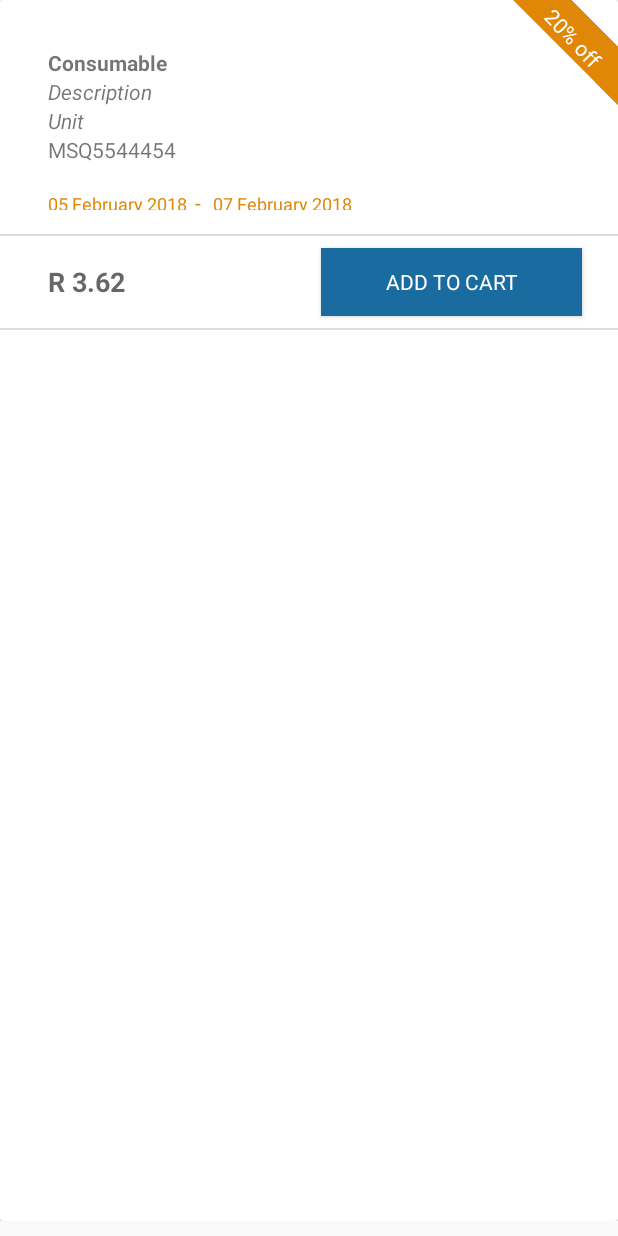
After one commit to TingaZack/AkaciaMedical, an Android app: the layout new_promotion_layout.xml on its own in the app's theme, with its tools: preview values and no code run, on a phone screen of 412 x 824 dp. The commit adds this screen. Run offline under Robolectric (Android 15) with nearby library versions, the phone set to English and light mode, and no system bars.

```diff
--- a/app/src/main/java/com/android/msqhealthpoc1/activities/WelcomeSetupActivity.java
+++ b/app/src/main/java/com/android/msqhealthpoc1/activities/WelcomeSetupActivity.java
@@ -83,6 +83,18 @@ public class WelcomeSetupActivity extends AppCompatActivity {
                 mDatabasePractice = FirebaseDatabase.getInstance().getReference().child("doctors_practice_numbers");
                 mUsersDatabase = FirebaseDatabase.getInstance().getReference().child("users").child(mAuth.getCurrentUser().getUid());
 
+                mUsersDatabase.addValueEventListener(new ValueEventListener() {
+                    @Override
+                    public void onDataChange(DataSnapshot dataSnapshot) {
+                        dataSnapshot.child("Practice_Number").getValue();
+                    }
+
+                    @Override
+                    public void onCancelled(DatabaseError databaseError) {
+
+                    }
+                });
+
                 checkEmailVerification();
                 checkIfUserExist();
 
@@ -106,10 +118,24 @@ public class WelcomeSetupActivity extends AppCompatActivity {
                             progressDialog.setCancelable(false);
                             progressDialog.show();
 
+                            mUsersDatabase.addValueEventListener(new ValueEventListener() {
+                                @Override
+                                public void onDataChange(DataSnapshot dataSnapshot) {
+                                    dataSnapshot.child("Practice_Number").getValue();
+                                }
+
+                                @Override
+                                public void onCancelled(DatabaseError databaseError) {
+
+                                }
+                            });
+
                             query.addValueEventListener(new ValueEventListener() {
                                 @Override
                                 public void onDataChange(DataSnapshot dataSnapshot) {
                                     if (dataSnapshot.exists()) {
+
+
 
                                         for (DataSnapshot snapshot : dataSnapshot.getChildren()) {
                                             name = (String) snapshot.child("NAME").getValue();
@@ -149,6 +175,7 @@ public class WelcomeSetupActivity extends AppCompatActivity {
                                                                             if (task.isSuccessful()) {
 //                                                                                progressDialog.dismiss();
                                                                                 startActivity(new Intent(getApplicationContext(), MainActivity.class));
+                                                                                finish();
                                                                             }
                                                                         }
                                                                     });
--- a/app/src/main/java/com/android/msqhealthpoc1/adapters/PromotionalContentRecyclerViewAdapter.java
+++ b/app/src/main/java/com/android/msqhealthpoc1/adapters/PromotionalContentRecyclerViewAdapter.java
@@ -71,6 +71,30 @@ public class PromotionalContentRecyclerViewAdapter extends RecyclerView.Adapter<
         Glide.with(activity).load(mValues.get(position).trueImageUrl).into(holder.mProductImage);
 
         final FirebaseUser user = FirebaseAuth.getInstance().getCurrentUser();
+        if (user != null) {
+            DatabaseReference mCheckReference = FirebaseDatabase.getInstance().getReference().child("users").child(user.getUid()).child("cart");
+            mCheckReference.child("cart-items").child(mValues.get(position).getCode()).addValueEventListener(new ValueEventListener() {
+                @Override
+                public void onDataChange(DataSnapshot dataSnapshot) {
+                    if (dataSnapshot.exists()) {
+                        for (DataSnapshot snapShot : dataSnapshot.getChildren()) {
+                            System.out.println("EXIST");
+                            holder.btnAddToCart.setAlpha(.5f);
+                            holder.btnAddToCart.setClickable(false);
+                            holder.btnAddToCart.setEnabled(false);
+                        }
+                    } else if (!dataSnapshot.exists()) {
+                        System.out.println("EXIST NOT");
+                        holder.btnAddToCart.setEnabled(true);
+                    }
+                }
+
+                @Override
+                public void onCancelled(DatabaseError databaseError) {
+
+                }
+            });
+
 
             DatabaseReference mDatabaseReference = FirebaseDatabase.getInstance().getReference().child("users").child(user.getUid()).child("cart").child("cart-items").child(mValues.get(position).code);
 
@@ -81,6 +105,9 @@ public class PromotionalContentRecyclerViewAdapter extends RecyclerView.Adapter<
                         holder.btnAddToCart.setOnClickListener(new View.OnClickListener() {
                             @Override
                             public void onClick(View v) {
+//
+//                                holder.mQuantity.setText(String.valueOf(1));
+
                                 if (holder.mQuantity.getText().toString() == "") {
                                     holder.mQuantity.setError("Please add quantity...");
                                     return;
@@ -112,12 +139,14 @@ public class PromotionalContentRecyclerViewAdapter extends RecyclerView.Adapter<
                                         }
                                     }
                                 });
+                                Toast.makeText(activity, "The First one", Toast.LENGTH_SHORT).show();
                             }
                         });
                     } else {
                         holder.btnAddToCart.setOnClickListener(new View.OnClickListener() {
                             @Override
                             public void onClick(View v) {
+//                                holder.mQuantity.setText(String.valueOf(1));
                                 if (holder.mQuantity.getText().toString() == "") {
                                     holder.mQuantity.setError("Please add quantity...");
                                     return;
@@ -157,6 +186,7 @@ public class PromotionalContentRecyclerViewAdapter extends RecyclerView.Adapter<
                                             }
                                         }
                                     });
+                                    Toast.makeText(activity, "The Second one", Toast.LENGTH_SHORT).show();
                                 } else if (!isNetworkAvailable()) {
                                     Snackbar snack = Snackbar.make(holder.mRelativeLayout, "No Connection Available, please check your internet settings and try again.",
                                             Snackbar.LENGTH_INDEFINITE).setDuration(1000);
@@ -169,6 +199,7 @@ public class PromotionalContentRecyclerViewAdapter extends RecyclerView.Adapter<
                                 }
                             }
                         });
+
                     }
                 }
 
@@ -180,6 +211,7 @@ public class PromotionalContentRecyclerViewAdapter extends RecyclerView.Adapter<
                     }
                 }
             });
+        }
 
     }
 
--- a/app/src/main/java/com/android/msqhealthpoc1/dialogs/CartDialogs.java
+++ b/app/src/main/java/com/android/msqhealthpoc1/dialogs/CartDialogs.java
@@ -95,11 +95,15 @@ public class CartDialogs extends DialogFragment {
                 public void onDataChange(final DataSnapshot dataSnapshot) {
                     double _amount = 0;
                     for (DataSnapshot snapshot : dataSnapshot.getChildren()) {
+                        try{
                         CartItem cartItem = new CartItem();
                         cartItem.setQuantity(Integer.parseInt(snapshot.child("quantity").getValue().toString()));
                         _amount = _amount + ((Double.parseDouble(String.valueOf(snapshot.child("product").child("price").getValue()))) * (Integer.parseInt(snapshot.child("quantity").getValue().toString())));
 
                         System.out.println("Amount is " + _amount);
+                    } catch (Exception e){
+                            e.getMessage();
+                        }
                     }
 
                     final double amount = _amount;
@@ -122,6 +126,7 @@ public class CartDialogs extends DialogFragment {
                             items.clear();
                             for (DataSnapshot snapshot : dataSnapshot.getChildren()) {
                                 //Create cart item and set initial values
+                                try {
                                     CartItem item = new CartItem();
                                     item.setQuantity(Integer.parseInt(String.valueOf((long) snapshot.child("quantity").getValue())));
                                     item.setOwner_id(uid);
@@ -140,6 +145,9 @@ public class CartDialogs extends DialogFragment {
                                         items.add(item);
                                     } else {
                                         System.out.println("No Item found");
+                                    }
+                                }catch (Exception e){
+                                    e.getMessage();
                                 }
                             }
 
--- a/app/src/main/res/layout/activity_profile.xml
+++ b/app/src/main/res/layout/activity_profile.xml
@@ -24,7 +24,7 @@
                 android:layout_width="match_parent"
                 android:layout_height="match_parent"
                 android:scaleType="centerCrop"
-                android:src="@drawable/msq_background"/>
+                android:src="@drawable/msq_background_recovered_first"/>
 
             <RelativeLayout
                 android:layout_width="120dp"
--- /dev/null
+++ b/app/src/main/res/layout/new_promotion_layout.xml
@@ -0,0 +1,205 @@
+<?xml version="1.0" encoding="utf-8"?>
+<RelativeLayout xmlns:android="http://schemas.android.com/apk/res/android"
+    android:layout_width="match_parent"
+    android:layout_height="wrap_content"
+    android:layout_marginBottom="10dp"
+    android:id="@+id/relative_layout"
+    android:orientation="vertical">
+
+
+    <android.support.v7.widget.CardView
+        android:layout_width="match_parent"
+        android:layout_height="match_parent">
+
+        <RelativeLayout
+            android:layout_width="match_parent"
+            android:layout_height="match_parent">
+
+            <ImageView
+                android:layout_width="70dp"
+                android:layout_height="70dp"
+                android:layout_alignParentRight="true"
+                android:src="@drawable/orange_ribbon_special" />
+
+            <TextView
+                android:id="@+id/tv_percentage"
+                android:layout_width="49dp"
+                android:layout_height="wrap_content"
+                android:layout_alignParentRight="true"
+                android:layout_marginRight="5dp"
+                android:layout_marginTop="15dp"
+                android:maxLines="1"
+                android:ellipsize="end"
+                android:gravity="center_horizontal"
+                android:rotation="46"
+                android:text="20% off"
+                android:textColor="@android:color/white" />
+
+            <LinearLayout
+                android:layout_width="match_parent"
+                android:layout_height="220dp"
+                android:orientation="vertical">
+
+                <LinearLayout
+                    android:layout_width="match_parent"
+                    android:layout_height="wrap_content"
+                    android:layout_margin="16dp"
+                    android:layout_weight="2">
+
+                    <de.hdodenhof.circleimageview.CircleImageView
+                        android:id="@+id/img_product"
+                        android:layout_width="100dp"
+                        android:layout_height="100dp"
+                        android:layout_gravity="center"
+                        android:src="@color/bg_screen1"
+                        android:visibility="gone"/>
+
+                    <LinearLayout
+                        android:layout_width="match_parent"
+                        android:layout_height="wrap_content"
+                        android:layout_gravity="center"
+                        android:layout_marginLeft="16dp"
+                        android:orientation="vertical">
+
+                        <TextView
+                            android:id="@+id/tv_consumable"
+                            android:layout_width="match_parent"
+                            android:layout_height="wrap_content"
+                            android:layout_marginTop="16dp"
+                            android:text="Consumable"
+                            android:textStyle="bold" />
+
+                        <TextView
+                            android:id="@+id/tv_description"
+                            android:layout_width="match_parent"
+                            android:layout_height="wrap_content"
+                            android:text="Description"
+                            android:textStyle="italic" />
+
+                        <TextView
+                            android:id="@+id/info_unit"
+                            android:layout_width="match_parent"
+                            android:layout_height="wrap_content"
+                            android:text="Unit"
+                            android:textStyle="italic" />
+
+                        <LinearLayout
+                            android:layout_width="match_parent"
+                            android:layout_height="wrap_content"
+                            android:orientation="horizontal">
+
+                            <TextView
+                                android:id="@+id/tv_code"
+                                android:layout_width="match_parent"
+                                android:layout_height="wrap_content"
+                                android:text="MSQ5544454"
+                                android:layout_weight="1"/>
+
+
+                        </LinearLayout>
+
+                        <LinearLayout
+                            android:layout_width="match_parent"
+                            android:layout_height="match_parent"
+                            android:layout_marginTop="16dp"
+                            android:orientation="horizontal">
+
+                            <TextView
+                                android:id="@+id/tv_start_date"
+                                android:layout_width="wrap_content"
+                                android:layout_height="wrap_content"
+                                android:text="05 February 2018"
+                                android:textColor="@color/colorAccent"
+                                android:textSize="12sp" />
+
+                            <TextView
+                                android:layout_width="wrap_content"
+                                android:layout_height="wrap_content"
+                                android:layout_marginLeft="5dp"
+                                android:layout_marginRight="8dp"
+                                android:textColor="@color/colorAccent"
+                                android:text="-" />
+
+                            <TextView
+                                android:id="@+id/tv_end_date"
+                                android:layout_width="wrap_content"
+                                android:layout_height="wrap_content"
+                                android:text="07 February 2018"
+                                android:textColor="@color/colorAccent"
+                                android:textSize="12sp" />
+
+                        </LinearLayout>
+
+                    </LinearLayout>
+
+                </LinearLayout>
+
+                <View
+                    android:layout_width="match_parent"
+                    android:layout_height="1dp"
+                    android:background="@color/view_grey_colour" />
+
+                <LinearLayout
+                    android:layout_width="match_parent"
+                    android:layout_height="wrap_content"
+                    android:layout_marginLeft="16dp"
+                    android:layout_marginRight="16dp"
+                    android:layout_weight="1"
+                    android:gravity="center"
+                    android:orientation="horizontal">
+
+                    <android.support.design.widget.TextInputLayout
+                        android:layout_width="0dp"
+                        android:layout_height="wrap_content"
+                        android:layout_weight="3.5"
+                        android:visibility="gone">
+
+                        <android.support.design.widget.TextInputEditText
+                            android:id="@+id/cart_item_quantity"
+                            android:layout_width="match_parent"
+                            android:layout_height="match_parent"
+                            android:fontFamily="sans-serif"
+                            android:hint="Quantity"
+                            android:inputType="number"
+                            android:maxLength="8" />
+
+                    </android.support.design.widget.TextInputLayout>
+
+                    <TextView
+                        android:id="@+id/tv_price"
+                        android:layout_width="match_parent"
+                        android:layout_height="wrap_content"
+                        android:text="R 3.62"
+                        android:textAppearance="?android:textAppearanceMedium"
+                        android:textStyle="bold"
+                        android:layout_marginLeft="16dp"
+                        android:layout_weight="1"/>
+
+
+                    <Button
+                        android:id="@+id/addToCart"
+                        android:layout_width="match_parent"
+                        android:textColorHint="@color/colorPrimary"
+                        android:layout_weight="1"
+                        android:layout_margin="8dp"
+                        android:textColor="#fff"
+                        android:background="@drawable/square_blue_button"
+                        android:fontFamily="sans-serif"
+                        android:layout_height="wrap_content"
+                        android:text="Add to Cart" />
+
+                </LinearLayout>
+
+                <View
+                    android:layout_width="match_parent"
+                    android:layout_height="1dp"
+                    android:background="@color/view_grey_colour" />
+
+
+            </LinearLayout>
+
+        </RelativeLayout>
+
+    </android.support.v7.widget.CardView>
+
+</RelativeLayout>
```
Also changed, not shown: app/src/main/res/drawable-hdpi/msq_background_recovered_first.png (added), app/src/main/res/drawable-hdpi/ribbon_special.png, app/src/main/res/drawable-ldpi/msq_background_recovered_first.png (added), app/src/main/res/drawable-ldpi/orange_ribbon_special.png (added), app/src/main/res/drawable-ldpi/ribbon_special.png, app/src/main/res/drawable-mdpi/msq_background_recovered_first.png (added), app/src/main/res/drawable-mdpi/ribbon_special.png, app/src/main/res/drawable-tvdpi/msq_background_recovered_first.png (added), app/src/main/res/drawable-tvdpi/ribbon_special.png, app/src/main/res/drawable-xhdpi/msq_background_recovered_first.png (added), app/src/main/res/drawable-xhdpi/ribbon_special.png, app/src/main/res/drawable-xxhdpi/msq_background_recovered_first.png (added), app/src/main/res/drawable-xxhdpi/ribbon_special.png, app/src/main/res/drawable-xxxhdpi/msq_background_recovered_first.png (added), 1 more files. Lines whose indentation alone changed are shown as unchanged.
